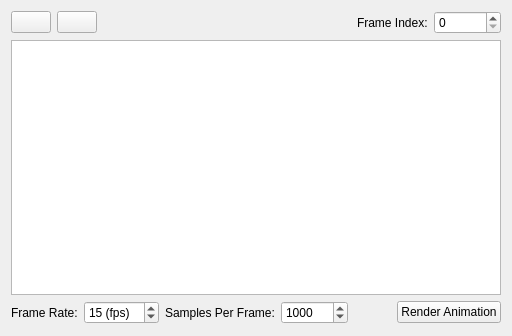
nagyistoce/voxrender, file Source/VoxRender/Interface/animatewidget.ui: the form before one commit.
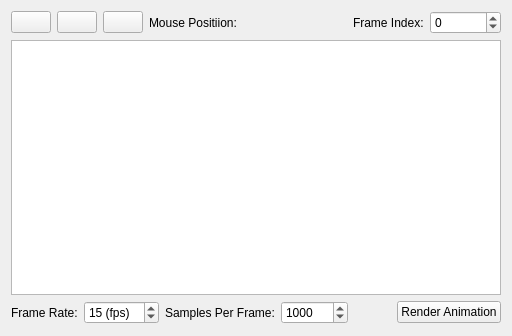
The form after the commit. Icons and pictures are not drawn.

```diff
--- a/Source/VoxRender/Interface/animatewidget.ui
+++ b/Source/VoxRender/Interface/animatewidget.ui
@@ -56,6 +56,24 @@
        </property>
       </widget>
      </item>
+     <item>
+      <widget class="QPushButton" name="pushButton_load">
+       <property name="text">
+        <string/>
+       </property>
+       <property name="icon">
+        <iconset resource="icons.qrc">
+         <normaloff>:/icons/clipboardicon.png</normaloff>:/icons/clipboardicon.png</iconset>
+       </property>
+      </widget>
+     </item>
+     <item>
+      <widget class="QLabel" name="label_mousePos">
+       <property name="text">
+        <string>Mouse Positiion: </string>
+       </property>
+      </widget>
+     </item>
      <item>
       <spacer name="horizontalSpacer">
        <property name="orientation">
@@ -78,6 +96,9 @@
      </item>
      <item>
       <widget class="QSpinBox" name="spinBox_frame">
+       <property name="minimum">
+        <number>-100000</number>
+       </property>
        <property name="maximum">
         <number>100000</number>
        </property>
```
Left out of the diff: 5 changed lines with no effect on the pictures.
